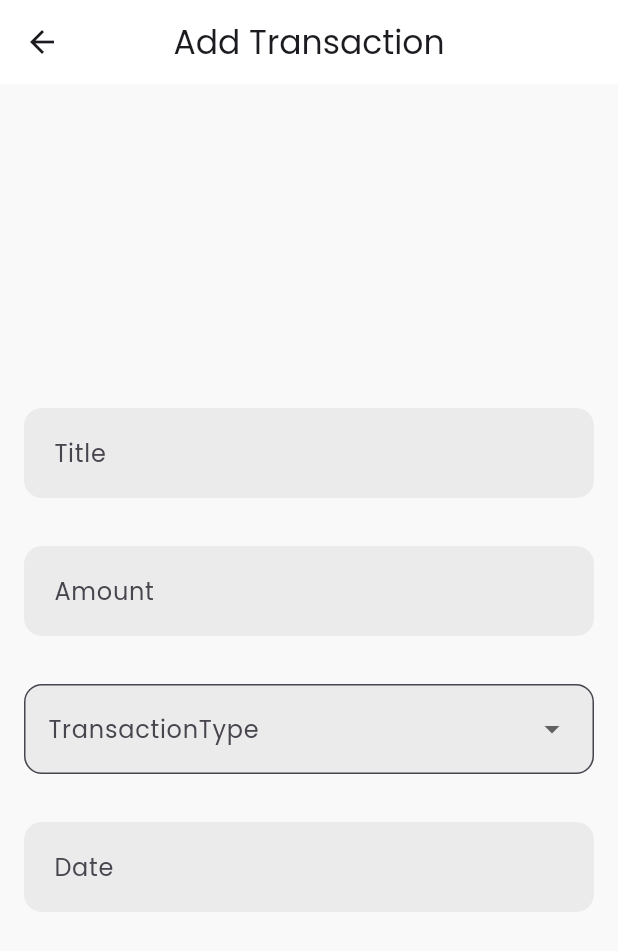
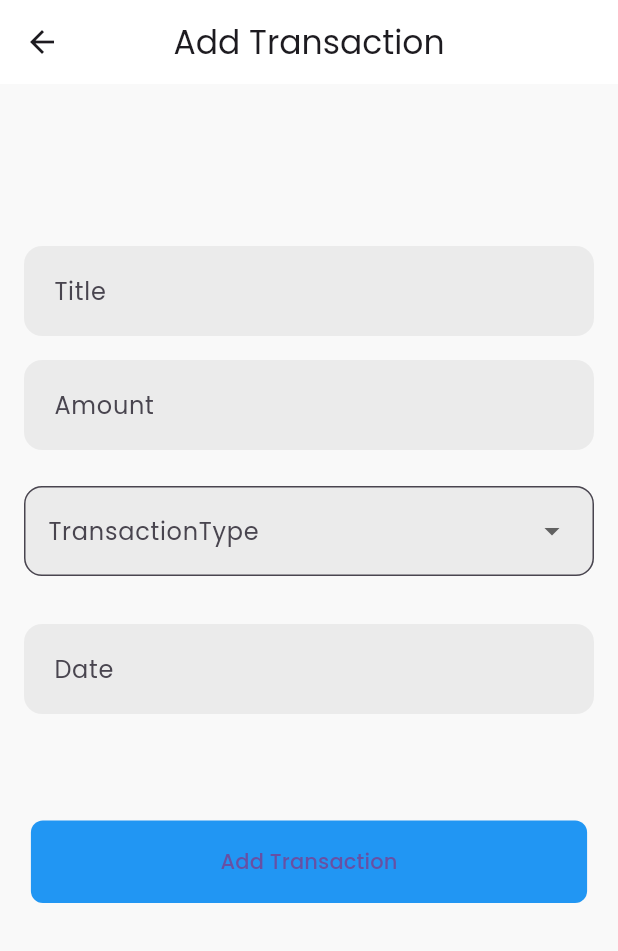
Before and after one commit to MostafaYousry12/Expanse_App, a Flutter app: the screen it shows after launch, after a tap on the "add" icon, on a phone screen of 412 x 824 dp. Shown: the top 951 px of the screen. Run offline on Flutter 3.47's test engine with Material 3 defaults, Android fonts, the phone set to English and light mode, and no system bars; our stand-ins replace bloc, dropdown_button2, flutter_bloc, google_fonts, hive, hive_flutter; accounts and stored records are empty.

Commit message:
add transactions cubit with fetching data with listview

```diff
--- /dev/null
+++ b/lib/cubits/cubit/add_transaction_cubit.dart
@@ -0,0 +1,32 @@
+import 'package:bloc/bloc.dart';
+import 'package:expanse_app/constants.dart';
+import 'package:expanse_app/models/expanse_model.dart';
+import 'package:flutter_bloc/flutter_bloc.dart';
+import 'package:hive/hive.dart';
+import 'package:meta/meta.dart';
+
+part 'add_transaction_state.dart';
+
+class AddTransactionCubit extends Cubit<AddTransactionState> {
+  AddTransactionCubit() : super(AddTransactionInitial());
+
+  final List<ExpanseModel> transactions = [];
+
+  Future<void> addTransaction(ExpanseModel expanse) async {
+    emit(AddTransactionLoading());
+    try {
+      var expansebox = Hive.box<ExpanseModel>(kExpanseBox);
+      await expansebox.add(expanse);
+      transactions.add(expanse);
+      emit(AddTransactionSuccess());
+    } catch (e) {
+      emit(AddTransactionFailure(e.toString()));
+    }
+  }
+
+  void fetchTransaction() {
+    final box = Hive.box<ExpanseModel>(kExpanseBox);
+    transactions.clear();
+    transactions.addAll(box.values.toList());
+  }
+}
--- /dev/null
+++ b/lib/cubits/cubit/add_transaction_state.dart
@@ -0,0 +1,16 @@
+part of 'add_transaction_cubit.dart';
+
+@immutable
+sealed class AddTransactionState {}
+
+final class AddTransactionInitial extends AddTransactionState {}
+
+final class AddTransactionSuccess extends AddTransactionState {}
+
+final class AddTransactionLoading extends AddTransactionState {}
+
+final class AddTransactionFailure extends AddTransactionState {
+  final String errMsg;
+
+  AddTransactionFailure(this.errMsg);
+}
--- /dev/null
+++ b/lib/cubits/cubit/transaction_cubits/transaction_cubit.dart
@@ -0,0 +1,24 @@
+import 'package:bloc/bloc.dart';
+import 'package:expanse_app/constants.dart';
+import 'package:expanse_app/models/expanse_model.dart';
+import 'package:hive/hive.dart';
+import 'package:meta/meta.dart';
+
+part 'transaction_state.dart';
+
+class TransactionCubit extends Cubit<TransactionState> {
+  TransactionCubit() : super(TransactionInitial());
+
+  List<ExpanseModel>? transactions;
+
+  fetchCubitTransaction() {
+    try {
+      var expansebox = Hive.box<ExpanseModel>(kExpanseBox);
+      transactions = expansebox.values.toList();
+      emit(TransactionSuccess());
+      emit(TransactionLoaded(list: expansebox.values.toList()));
+    } catch (e) {
+      emit(TransactionFailure(e.toString()));
+    }
+  }
+}
--- a/lib/cubits/cubit/transaction_state.dart
+++ b/lib/cubits/cubit/transaction_cubits/transaction_state.dart
@@ -7,8 +7,16 @@ final class TransactionInitial extends TransactionState {}
 
 final class TransactionSuccess extends TransactionState {}
 
+final class TransactionLoading extends TransactionState {}
+
 final class TransactionFailure extends TransactionState {
   final String errMsg;
 
   TransactionFailure(this.errMsg);
 }
+
+final class TransactionLoaded extends TransactionState {
+  final List<ExpanseModel> list;
+
+  TransactionLoaded({required this.list});
+}
--- a/lib/main.dart
+++ b/lib/main.dart
@@ -1,16 +1,20 @@
 import "package:bloc/bloc.dart";
 import "package:expanse_app/constants.dart";
+import "package:expanse_app/cubits/cubit/transaction_cubits/transaction_cubit.dart";
 import "package:expanse_app/models/expanse_model.dart";
 import "package:expanse_app/simple_bloc_observer.dart";
 import "package:expanse_app/views/dashboard_view.dart";
 import "package:flutter/material.dart";
+import "package:flutter_bloc/flutter_bloc.dart";
 import "package:google_fonts/google_fonts.dart";
 import "package:hive_flutter/hive_flutter.dart";
 
 void main() async {
   await Hive.initFlutter();
+  Hive.registerAdapter(ExpanseModelAdapter());
   Bloc.observer = SimpleBlocObserver();
   await Hive.openBox<ExpanseModel>(kExpanseBox);
+
   runApp(const Main());
 }
 
@@ -19,7 +23,9 @@ class Main extends StatelessWidget {
 
   @override
   Widget build(BuildContext context) {
-    return MaterialApp(
+    return BlocProvider(
+      create: (context) => TransactionCubit(),
+      child: MaterialApp(
         debugShowCheckedModeBanner: false,
         theme: ThemeData(
           scaffoldBackgroundColor: kBackgroundColor,
@@ -28,6 +34,7 @@ class Main extends StatelessWidget {
           ),
         ),
         home: DashboardView(),
+      ),
     );
   }
 }
--- a/lib/views/dashboard_view.dart
+++ b/lib/views/dashboard_view.dart
@@ -1,13 +1,17 @@
-import 'package:expanse_app/constants.dart';
+import 'package:expanse_app/cubits/cubit/add_transaction_cubit.dart';
 import 'package:expanse_app/views/addTransaction_view.dart';
-import 'package:expanse_app/widgets/appbar_widget.dart';
 import 'package:expanse_app/widgets/dashboardview_body.dart';
-import 'package:expanse_app/widgets/card_widget.dart';
 import 'package:flutter/material.dart';
+import 'package:flutter_bloc/flutter_bloc.dart';
 
-class DashboardView extends StatelessWidget {
+class DashboardView extends StatefulWidget {
   const DashboardView({super.key});
 
+  @override
+  State<DashboardView> createState() => _DashboardViewState();
+}
+
+class _DashboardViewState extends State<DashboardView> {
   @override
   Widget build(BuildContext context) {
     return Scaffold(
@@ -18,7 +22,10 @@ class DashboardView extends StatelessWidget {
           Navigator.push(
             context,
             MaterialPageRoute(
-              builder: (context) => const AddtransactionView(),
+              builder: (context) => BlocProvider(
+                create: (context) => AddTransactionCubit(),
+                child: const AddtransactionView(),
+              ),
             ),
           );
         },
--- a/lib/widgets/addTransaction_body.dart
+++ b/lib/widgets/addTransaction_body.dart
@@ -1,26 +1,101 @@
+import 'package:expanse_app/cubits/cubit/add_transaction_cubit.dart';
+import 'package:expanse_app/cubits/cubit/transaction_cubits/transaction_cubit.dart';
+import 'package:expanse_app/models/expanse_model.dart';
+import 'package:expanse_app/views/dashboard_view.dart';
+import 'package:expanse_app/widgets/custom_buttom.dart';
 import 'package:expanse_app/widgets/custom_date_field.dart';
 import 'package:expanse_app/widgets/custom_text_form_field.dart';
 import 'package:expanse_app/widgets/custom_drop_down_text_field.dart';
 import 'package:flutter/material.dart';
+import 'package:intl/intl.dart';
+import 'package:flutter_bloc/flutter_bloc.dart';
 
-class AddtransactionBody extends StatelessWidget {
-  AddtransactionBody({super.key});
+class AddtransactionBody extends StatefulWidget {
+  const AddtransactionBody({super.key});
+
+  @override
+  State<AddtransactionBody> createState() => _AddtransactionBodyState();
+}
+
+class _AddtransactionBodyState extends State<AddtransactionBody> {
+  final GlobalKey<FormState> formKey = GlobalKey();
+
+  String? title, transactionType;
+  DateTime? date;
+  int? amount;
+  final dateFormat = DateFormat('d/M/yyyy');
 
   @override
   Widget build(BuildContext context) {
-    return Form(
+    return SingleChildScrollView(
+      child: Form(
+          key: formKey,
+          autovalidateMode: AutovalidateMode.disabled,
           child: Column(
             mainAxisAlignment: MainAxisAlignment.center,
             children: [
+              const SizedBox(
+                height: 100,
+              ),
               CustomTextFormField(
                 labelText: "Title",
+                onSaved: (value) {
+                  title = value;
+                },
               ),
               CustomTextFormField(
+                keyboardType: TextInputType.number,
                 labelText: "Amount",
+                onSaved: (value) {
+                  amount = int.tryParse(value ?? "");
+                },
               ),
-        CustomDropDownTextField(),
-        CustomDateField(),
+              CustomDropDownTextField(
+                onSaved: (value) {
+                  transactionType = value;
+                },
+              ),
+              CustomDateField(
+                onSaved: (value) {
+                  date = dateFormat.parse(value!);
+                },
+              ),
+              const SizedBox(
+                height: 55,
+              ),
+              BlocBuilder<AddTransactionCubit, AddTransactionState>(
+                builder: (context, state) {
+                  return CustomButtom(
+                    isLoading: state is AddTransactionLoading ? true : false,
+                    onPressed: () {
+                      if (formKey.currentState!.validate()) {
+                        formKey.currentState!.save();
+                        var expanseModel = ExpanseModel(
+                          transactionType: transactionType!,
+                          amount: amount!,
+                          type: title!,
+                          doneTime: date!,
+                        );
+                        BlocProvider.of<AddTransactionCubit>(context)
+                            .addTransaction(expanseModel);
+                      }
+                      BlocProvider.of<TransactionCubit>(context)
+                          .fetchCubitTransaction();
+
+                      Navigator.pop(
+                        context,
+                        MaterialPageRoute(
+                          builder: (context) {
+                            return DashboardView();
+                          },
+                        ),
+                      );
+                    },
+                  );
+                },
+              ),
             ],
-    ));
+          )),
+    );
   }
 }
--- /dev/null
+++ b/lib/widgets/custom_buttom.dart
@@ -0,0 +1,32 @@
+import 'package:flutter/material.dart';
+
+class CustomButtom extends StatelessWidget {
+  const CustomButtom({super.key, this.onPressed, this.isLoading = false});
+  final void Function()? onPressed;
+  final bool isLoading;
+  @override
+  Widget build(BuildContext context) {
+    return Container(
+      width: MediaQuery.of(context).size.width * 0.9,
+      height: 55,
+      decoration: BoxDecoration(
+        color: Colors.blue,
+        borderRadius: BorderRadius.circular(8),
+      ),
+      child: isLoading
+          ? const Center(
+              child: SizedBox(
+                width: 22,
+                height: 22,
+                child: CircularProgressIndicator(
+                  color: Colors.black,
+                ),
+              ),
+            )
+          : TextButton(
+              onPressed: onPressed,
+              child: const Text("Add Transaction"),
+            ),
+    );
+  }
+}
--- a/lib/widgets/custom_date_field.dart
+++ b/lib/widgets/custom_date_field.dart
@@ -1,7 +1,9 @@
 import 'package:flutter/material.dart';
 
 class CustomDateField extends StatefulWidget {
-  const CustomDateField({super.key});
+  const CustomDateField({super.key, this.onSaved});
+
+  final void Function(String?)? onSaved;
 
   @override
   State<CustomDateField> createState() => _DateFieldState();
@@ -30,6 +32,14 @@ class _DateFieldState extends State<CustomDateField> {
     return Padding(
       padding: const EdgeInsets.all(16),
       child: TextFormField(
+        onSaved: widget.onSaved,
+        validator: (value) {
+          if (value?.isEmpty ?? true) {
+            return "Field is required";
+          } else {
+            return null;
+          }
+        },
         controller: _dateController,
         readOnly: true,
         onTap: () => _selectDate(context),
--- a/lib/widgets/custom_drop_down_text_field.dart
+++ b/lib/widgets/custom_drop_down_text_field.dart
@@ -2,8 +2,8 @@ import 'package:dropdown_button2/dropdown_button2.dart';
 import 'package:flutter/material.dart';
 
 class CustomDropDownTextField extends StatefulWidget {
-  CustomDropDownTextField({super.key});
-
+  const CustomDropDownTextField({super.key, this.onSaved});
+  final void Function(String?)? onSaved;
   @override
   State<CustomDropDownTextField> createState() => _DropDownTextFieldState();
 }
@@ -18,6 +18,14 @@ class _DropDownTextFieldState extends State<CustomDropDownTextField> {
     return Padding(
       padding: const EdgeInsets.all(16),
       child: DropdownButtonFormField2<String>(
+        onSaved: widget.onSaved,
+        validator: (value) {
+          if (value?.isEmpty ?? true) {
+            return "Field is required";
+          } else {
+            return null;
+          }
+        },
         value: selectedCategory,
         isExpanded: true,
         decoration: InputDecoration(
--- a/lib/widgets/custom_text_form_field.dart
+++ b/lib/widgets/custom_text_form_field.dart
@@ -4,23 +4,28 @@ class CustomTextFormField extends StatelessWidget {
   const CustomTextFormField({
     super.key,
     required this.labelText,
-    this.controller,
     this.keyboardType,
-    this.validator,
+    this.onSaved,
   });
 
   final String labelText;
-  final TextEditingController? controller;
   final TextInputType? keyboardType;
-  final String? Function(String?)? validator;
+  final void Function(String?)? onSaved;
 
   @override
   Widget build(BuildContext context) {
     return Padding(
-      padding: const EdgeInsets.symmetric(horizontal: 16, vertical: 16),
+      padding: const EdgeInsets.symmetric(horizontal: 16, vertical: 8),
       child: TextFormField(
         keyboardType: keyboardType,
-        validator: validator,
+        onSaved: onSaved,
+        validator: (value) {
+          if (value?.isEmpty ?? true) {
+            return "Field is Required";
+          } else {
+            return null;
+          }
+        },
         style: const TextStyle(fontSize: 16),
         decoration: InputDecoration(
           labelText: labelText,
--- a/lib/widgets/dashboardview_body.dart
+++ b/lib/widgets/dashboardview_body.dart
@@ -1,51 +1,36 @@
+import 'package:expanse_app/cubits/cubit/transaction_cubits/transaction_cubit.dart';
 import 'package:expanse_app/models/expanse_model.dart';
 import 'package:expanse_app/widgets/appbar_widget.dart';
 import 'package:expanse_app/widgets/card_widget.dart';
 import 'package:expanse_app/widgets/card_widget_incomeOrExpanse.dart';
 import 'package:expanse_app/widgets/list_view_widget.dart';
 import 'package:flutter/material.dart';
+import 'package:flutter_bloc/flutter_bloc.dart';
 
-class DashboardviewBody extends StatelessWidget {
-  DashboardviewBody({super.key});
+class DashboardviewBody extends StatefulWidget {
+  const DashboardviewBody({super.key});
 
-  List<ExpanseModel> dummyData = [
-    ExpanseModel(
-        transactionType: "food",
-        amount: 1000,
-        type: "income",
-        doneTime: DateTime.now()),
-    ExpanseModel(
-        transactionType: "food",
-        amount: 1000,
-        type: "income",
-        doneTime: DateTime.now()),
-    ExpanseModel(
-        transactionType: "food",
-        amount: 1000,
-        type: "income",
-        doneTime: DateTime.now()),
-    ExpanseModel(
-        transactionType: "food",
-        amount: 1000,
-        type: "income",
-        doneTime: DateTime.now()),
-    ExpanseModel(
-        transactionType: "food",
-        amount: 1000,
-        type: "income",
-        doneTime: DateTime.now()),
-  ];
+  @override
+  State<DashboardviewBody> createState() => _DashboardviewBodyState();
+}
+
+class _DashboardviewBodyState extends State<DashboardviewBody> {
+  @override
+  void initState() {
+    BlocProvider.of<TransactionCubit>(context).fetchCubitTransaction();
+    super.initState();
+  }
 
   @override
   Widget build(BuildContext context) {
-    return SingleChildScrollView(
+    return const SingleChildScrollView(
       child: Padding(
         padding: const EdgeInsets.all(8.0),
         child: Column(
           crossAxisAlignment: CrossAxisAlignment.start,
           children: [
             AppBarWidget(),
-            const SizedBox(
+            SizedBox(
               height: 15,
             ),
             CardWidget(
@@ -53,10 +38,10 @@ class DashboardviewBody extends StatelessWidget {
               amountType: "Balance",
               aspectRatio: 3,
             ),
-            const SizedBox(
+            SizedBox(
               height: 5,
             ),
-            const Row(
+            Row(
               children: [
                 Expanded(
                   child: CardWidgetIncomeorexpanse(
@@ -74,8 +59,8 @@ class DashboardviewBody extends StatelessWidget {
                 ),
               ],
             ),
-            const SizedBox(height: 20),
-            const Padding(
+            SizedBox(height: 20),
+            Padding(
               padding: EdgeInsets.symmetric(horizontal: 16),
               child: Text(
                 "Recent Transaction",
@@ -86,10 +71,9 @@ class DashboardviewBody extends StatelessWidget {
               ),
             ),
             Padding(
-              padding: const EdgeInsets.all(8.0),
-              child: SizedBox(
-                  height: 300,
-                  child: ListViewWidget(expanses: dummyData, aspectRatio: 3)),
+              padding: EdgeInsets.all(8.0),
+              child:
+                  SizedBox(height: 300, child: ListViewWidget(aspectRatio: 3)),
             ),
           ],
         ),
--- a/lib/widgets/list_view_widget.dart
+++ b/lib/widgets/list_view_widget.dart
@@ -1,28 +1,53 @@
+import 'package:expanse_app/constants.dart';
+import 'package:expanse_app/cubits/cubit/add_transaction_cubit.dart';
+import 'package:expanse_app/cubits/cubit/transaction_cubits/transaction_cubit.dart';
 import 'package:expanse_app/models/expanse_model.dart';
 import 'package:expanse_app/widgets/List_view_card.dart';
-import 'package:expanse_app/widgets/card_widget.dart';
 import 'package:flutter/material.dart';
 
+import 'package:flutter_bloc/flutter_bloc.dart';
+import 'package:hive/hive.dart';
+
 class ListViewWidget extends StatelessWidget {
-  const ListViewWidget(
-      {super.key, required this.expanses, required this.aspectRatio});
+  const ListViewWidget({super.key, required this.aspectRatio});
 
   final double aspectRatio;
-  final List<ExpanseModel> expanses;
 
   @override
   Widget build(BuildContext context) {
+    return BlocBuilder<TransactionCubit, TransactionState>(
+      builder: (context, state) {
+        if (state is TransactionLoaded) {
+          List<ExpanseModel> transactions =
+              BlocProvider.of<TransactionCubit>(context).transactions!;
+          if (transactions.isEmpty) {
+            return const Center(
+                child: Text(
+              "No transactions yet",
+              style: TextStyle(
+                fontSize: 22,
+                color: Colors.black,
+              ),
+            ));
+          }
           return ListView.builder(
             scrollDirection: Axis.vertical,
             shrinkWrap: true,
-      itemCount: expanses.length,
+            itemCount: transactions.length,
             itemBuilder: (context, index) {
-        final item = expanses[index];
+              final item = transactions[index];
               return ListViewCard(
                 amountType: item.type,
                 amount: item.amount,
               );
             },
           );
+        } else if (state is TransactionFailure) {
+          return Center(child: Text('Error: ${state.errMsg}'));
+        } else {
+          return const Center(child: CircularProgressIndicator());
+        }
+      },
+    );
   }
 }
```
Also changed, not shown: lib/cubits/cubit/transaction_cubit.dart (deleted, +0 -8 lines). Lines whose indentation alone changed are shown as unchanged.
